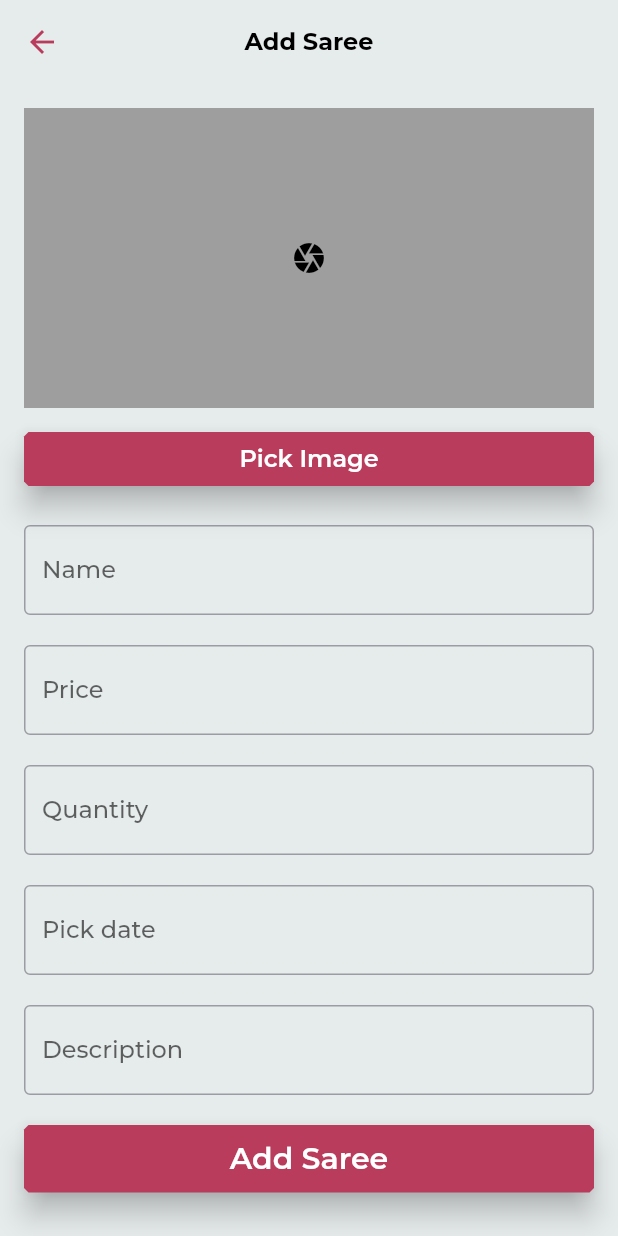
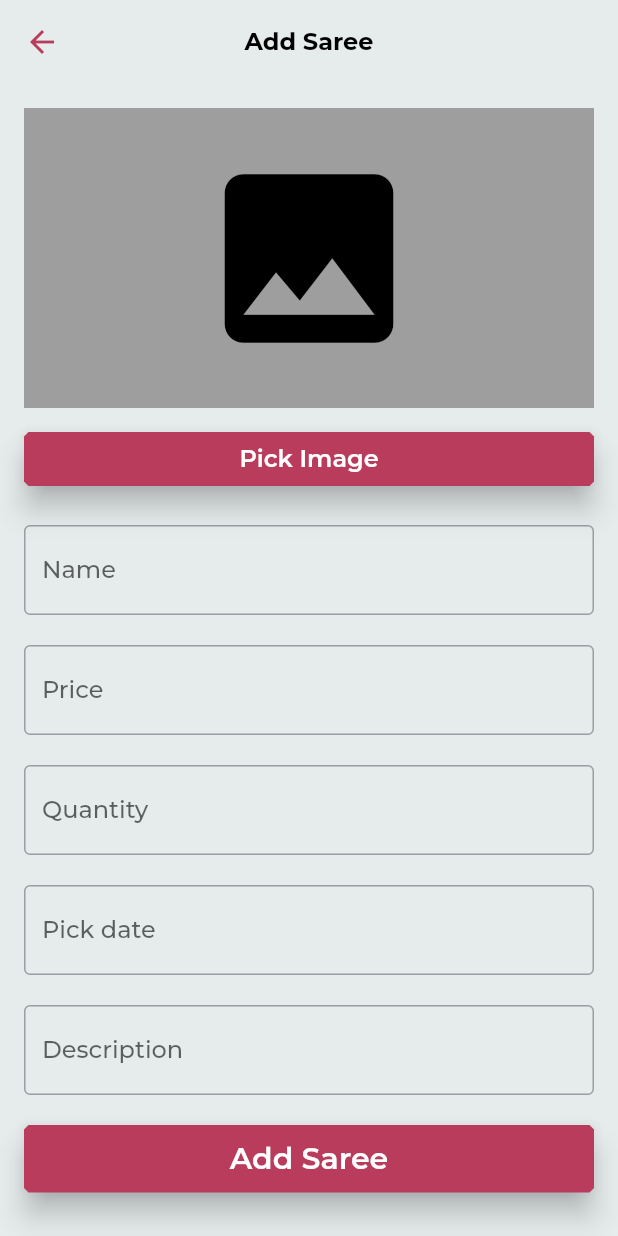
Before and after one commit to gopalkatariya44/ama, a Flutter app: the AddSareeScreen screen opened directly, on a phone screen of 412 x 824 dp. Run offline on Flutter 3.47's test engine with Material 2 defaults, Android fonts, the phone set to English and light mode, and no system bars; our stand-ins replace awesome_dialog, google_fonts, image_picker; missing offline and left inert: flutter_simple_calculator.

Commit message:
all done.........

```diff
--- a/lib/screens/addsaree.dart
+++ b/lib/screens/addsaree.dart
@@ -193,7 +193,8 @@ class _AddSareeScreenState extends State<AddSareeScreen> {
                         : Image.file(File(imagePicker!.path))
                     : Center(
                         child: Icon(
-                          Icons.camera,
+                          Icons.image,
+                          size: 150,
                         ),
                       ),
               ),
```
